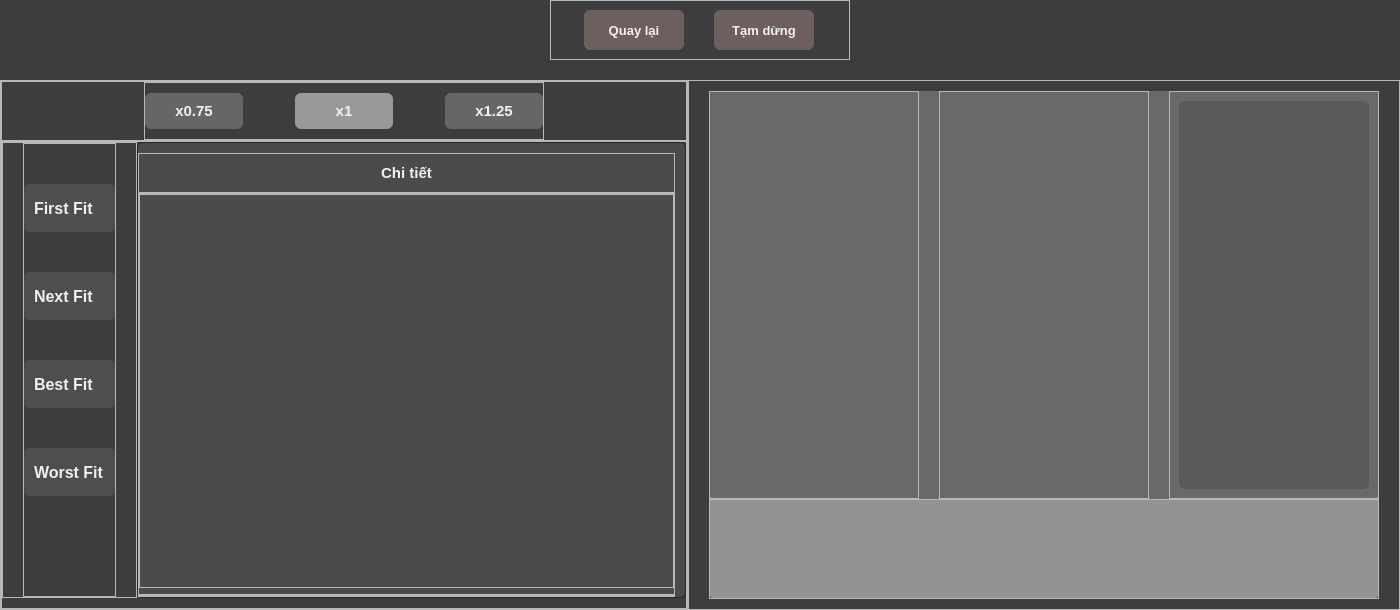
This is Views/DemoFrame.ui in dait17/Simulating-RAM-MAP as Qt 5 draws it before an edit. The edited form follows.
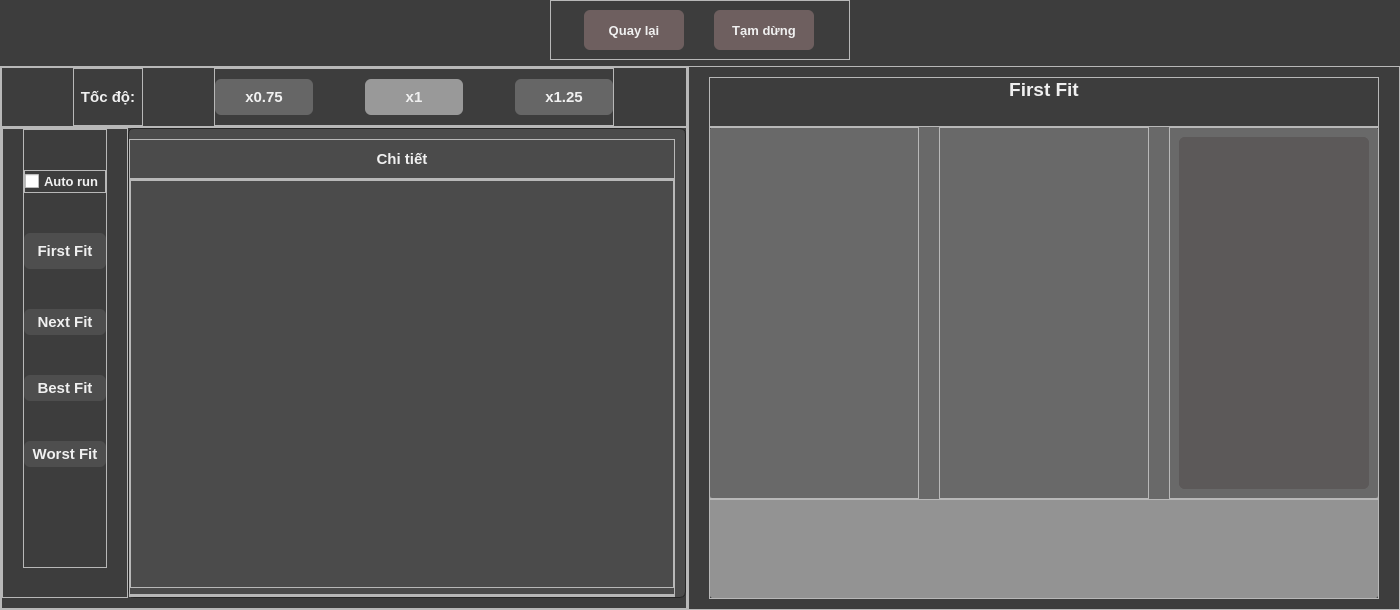
This is the edited form.

The edit to the form file:
```diff
--- a/Views/DemoFrame.ui
+++ b/Views/DemoFrame.ui
@@ -65,6 +65,13 @@
 	background-color: #4e4e4e;
 }
 
+#firstFit_btn, #nextFit_btn, #bestFit_btn, #worstFit_btn {
+	border-radius: 6px;
+	padding: 4px 6px;
+	background-color: #4e4e4e;
+
+}
+
 #ramScrollArea, #ramBar_w, #tempScrollArea, #tempBar_w, #bottomScrollArea, #bottomBar_w, #fragmentOVBar, #processOVBar, #processOVScroll, #fragmentScroll {
 	background-color: rgba(255,255,255,0);
 	border-radius: 6px;
@@ -235,7 +242,7 @@
           <number>0</number>
          </property>
          <property name="topMargin">
-          <number>20</number>
+          <number>6</number>
          </property>
          <property name="rightMargin">
           <number>0</number>
@@ -309,6 +316,62 @@
                <property name="bottomMargin">
                 <number>0</number>
                </property>
+               <item>
+                <widget class="QFrame" name="frame_7">
+                 <property name="minimumSize">
+                  <size>
+                   <width>70</width>
+                   <height>0</height>
+                  </size>
+                 </property>
+                 <property name="maximumSize">
+                  <size>
+                   <width>70</width>
+                   <height>16777215</height>
+                  </size>
+                 </property>
+                 <property name="frameShape">
+                  <enum>QFrame::StyledPanel</enum>
+                 </property>
+                 <property name="frameShadow">
+                  <enum>QFrame::Raised</enum>
+                 </property>
+                 <layout class="QHBoxLayout" name="horizontalLayout_7">
+                  <property name="spacing">
+                   <number>0</number>
+                  </property>
+                  <property name="leftMargin">
+                   <number>0</number>
+                  </property>
+                  <property name="topMargin">
+                   <number>0</number>
+                  </property>
+                  <property name="rightMargin">
+                   <number>0</number>
+                  </property>
+                  <property name="bottomMargin">
+                   <number>0</number>
+                  </property>
+                  <item>
+                   <widget class="QLabel" name="label">
+                    <property name="font">
+                     <font>
+                      <pointsize>11</pointsize>
+                      <weight>62</weight>
+                      <bold>true</bold>
+                     </font>
+                    </property>
+                    <property name="text">
+                     <string>Tốc độ:</string>
+                    </property>
+                    <property name="alignment">
+                     <set>Qt::AlignCenter</set>
+                    </property>
+                   </widget>
+                  </item>
+                 </layout>
+                </widget>
+               </item>
                <item>
                 <widget class="QFrame" name="frame_9">
                  <property name="minimumSize">
@@ -471,7 +534,7 @@
                   <property name="bottomMargin">
                    <number>0</number>
                   </property>
-                  <item alignment="Qt::AlignHCenter">
+                  <item alignment="Qt::AlignHCenter|Qt::AlignTop">
                    <widget class="QFrame" name="frame_8">
                     <property name="maximumSize">
                      <size>
@@ -502,7 +565,48 @@
                       <number>100</number>
                      </property>
                      <item>
-                      <widget class="QLabel" name="firstfit_lb">
+                      <widget class="QFrame" name="frame_14">
+                       <property name="frameShape">
+                        <enum>QFrame::StyledPanel</enum>
+                       </property>
+                       <property name="frameShadow">
+                        <enum>QFrame::Raised</enum>
+                       </property>
+                       <layout class="QHBoxLayout" name="horizontalLayout_8">
+                        <property name="spacing">
+                         <number>0</number>
+                        </property>
+                        <property name="leftMargin">
+                         <number>0</number>
+                        </property>
+                        <property name="topMargin">
+                         <number>0</number>
+                        </property>
+                        <property name="rightMargin">
+                         <number>0</number>
+                        </property>
+                        <property name="bottomMargin">
+                         <number>0</number>
+                        </property>
+                        <item>
+                         <widget class="QCheckBox" name="autoRun_checkbox">
+                          <property name="font">
+                           <font>
+                            <pointsize>10</pointsize>
+                            <weight>62</weight>
+                            <bold>true</bold>
+                           </font>
+                          </property>
+                          <property name="text">
+                           <string>Auto run</string>
+                          </property>
+                         </widget>
+                        </item>
+                       </layout>
+                      </widget>
+                     </item>
+                     <item>
+                      <widget class="QPushButton" name="firstFit_btn">
                        <property name="minimumSize">
                         <size>
                          <width>0</width>
@@ -517,7 +621,7 @@
                        </property>
                        <property name="font">
                         <font>
-                         <pointsize>12</pointsize>
+                         <pointsize>11</pointsize>
                          <weight>62</weight>
                          <bold>true</bold>
                         </font>
@@ -528,22 +632,10 @@
                       </widget>
                      </item>
                      <item>
-                      <widget class="QLabel" name="nextfit_lb">
-                       <property name="minimumSize">
-                        <size>
-                         <width>0</width>
-                         <height>36</height>
-                        </size>
-                       </property>
-                       <property name="maximumSize">
-                        <size>
-                         <width>16777215</width>
-                         <height>50</height>
-                        </size>
-                       </property>
+                      <widget class="QPushButton" name="nextFit_btn">
                        <property name="font">
                         <font>
-                         <pointsize>12</pointsize>
+                         <pointsize>11</pointsize>
                          <weight>62</weight>
                          <bold>true</bold>
                         </font>
@@ -554,22 +646,10 @@
                       </widget>
                      </item>
                      <item>
-                      <widget class="QLabel" name="bestfit_lb">
-                       <property name="minimumSize">
-                        <size>
-                         <width>0</width>
-                         <height>36</height>
-                        </size>
-                       </property>
-                       <property name="maximumSize">
-                        <size>
-                         <width>16777215</width>
-                         <height>50</height>
-                        </size>
-                       </property>
+                      <widget class="QPushButton" name="bestFit_btn">
                        <property name="font">
                         <font>
-                         <pointsize>12</pointsize>
+                         <pointsize>11</pointsize>
                          <weight>62</weight>
                          <bold>true</bold>
                         </font>
@@ -580,22 +660,10 @@
                       </widget>
                      </item>
                      <item>
-                      <widget class="QLabel" name="worstfit_lb">
-                       <property name="minimumSize">
-                        <size>
-                         <width>0</width>
-                         <height>36</height>
-                        </size>
-                       </property>
-                       <property name="maximumSize">
-                        <size>
-                         <width>16777215</width>
-                         <height>50</height>
-                        </size>
-                       </property>
+                      <widget class="QPushButton" name="worstFit_btn">
                        <property name="font">
                         <font>
-                         <pointsize>12</pointsize>
+                         <pointsize>11</pointsize>
                          <weight>62</weight>
                          <bold>true</bold>
                         </font>
@@ -755,8 +823,8 @@
                             <rect>
                              <x>0</x>
                              <y>0</y>
-                             <width>512</width>
-                             <height>392</height>
+                             <width>523</width>
+                             <height>406</height>
                             </rect>
                            </property>
                            <layout class="QVBoxLayout" name="processOVBar_lo">
@@ -851,6 +919,62 @@
             <property name="bottomMargin">
              <number>10</number>
             </property>
+            <item>
+             <widget class="QFrame" name="frame_3">
+              <property name="minimumSize">
+               <size>
+                <width>0</width>
+                <height>50</height>
+               </size>
+              </property>
+              <property name="maximumSize">
+               <size>
+                <width>16777215</width>
+                <height>50</height>
+               </size>
+              </property>
+              <property name="frameShape">
+               <enum>QFrame::StyledPanel</enum>
+              </property>
+              <property name="frameShadow">
+               <enum>QFrame::Raised</enum>
+              </property>
+              <layout class="QVBoxLayout" name="verticalLayout_16">
+               <property name="spacing">
+                <number>0</number>
+               </property>
+               <property name="leftMargin">
+                <number>0</number>
+               </property>
+               <property name="topMargin">
+                <number>0</number>
+               </property>
+               <property name="rightMargin">
+                <number>0</number>
+               </property>
+               <property name="bottomMargin">
+                <number>0</number>
+               </property>
+               <item>
+                <widget class="QLabel" name="fitTitle_lb">
+                 <property name="font">
+                  <font>
+                   <pointsize>14</pointsize>
+                   <weight>62</weight>
+                   <bold>true</bold>
+                  </font>
+                 </property>
+                 <property name="text">
+                  <string>First Fit</string>
+                 </property>
+                 <property name="alignment">
+                  <set>Qt::AlignHCenter|Qt::AlignTop</set>
+                 </property>
+                </widget>
+               </item>
+              </layout>
+             </widget>
+            </item>
             <item>
              <widget class="QFrame" name="animationContainer">
               <property name="frameShape">
@@ -946,7 +1070,7 @@
                           <x>0</x>
                           <y>0</y>
                           <width>168</width>
-                          <height>386</height>
+                          <height>350</height>
                          </rect>
                         </property>
                         <layout class="QVBoxLayout" name="ramBar_lo">
@@ -1004,7 +1128,7 @@
                           <x>0</x>
                           <y>0</y>
                           <width>190</width>
-                          <height>388</height>
+                          <height>352</height>
                          </rect>
                         </property>
                         <layout class="QVBoxLayout" name="tempBar_lo">
@@ -1062,7 +1186,7 @@
                           <x>0</x>
                           <y>0</y>
                           <width>190</width>
-                          <height>388</height>
+                          <height>352</height>
                          </rect>
                         </property>
                         <layout class="QVBoxLayout" name="processBar_lo">
```
